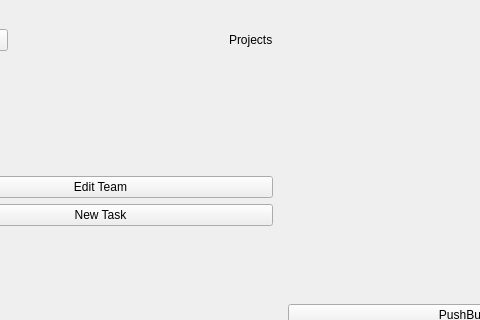
Old version of the form Client/dashboard.ui in the repository amirsoleimani7/AP_Project; both pictures show x 101 to 581 and y 0 to 320 of the 1142 by 651 pixel window.
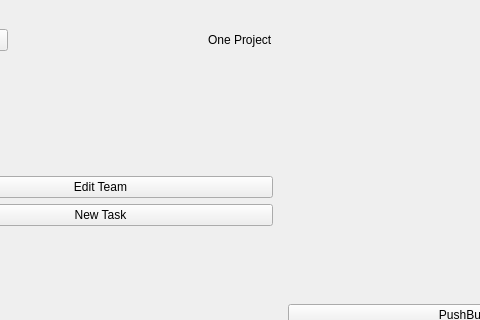
New version of the form. The open tabs and pages were chosen to show the change.

```diff
--- a/Client/dashboard.ui
+++ b/Client/dashboard.ui
@@ -550,7 +550,7 @@
              <item row="1" column="2">
               <widget class="QLabel" name="label_6">
                <property name="text">
-                <string>Projects</string>
+                <string>One Project</string>
                </property>
               </widget>
              </item>
```
Left out of the diff: 4 changed lines with no effect on the pictures.
